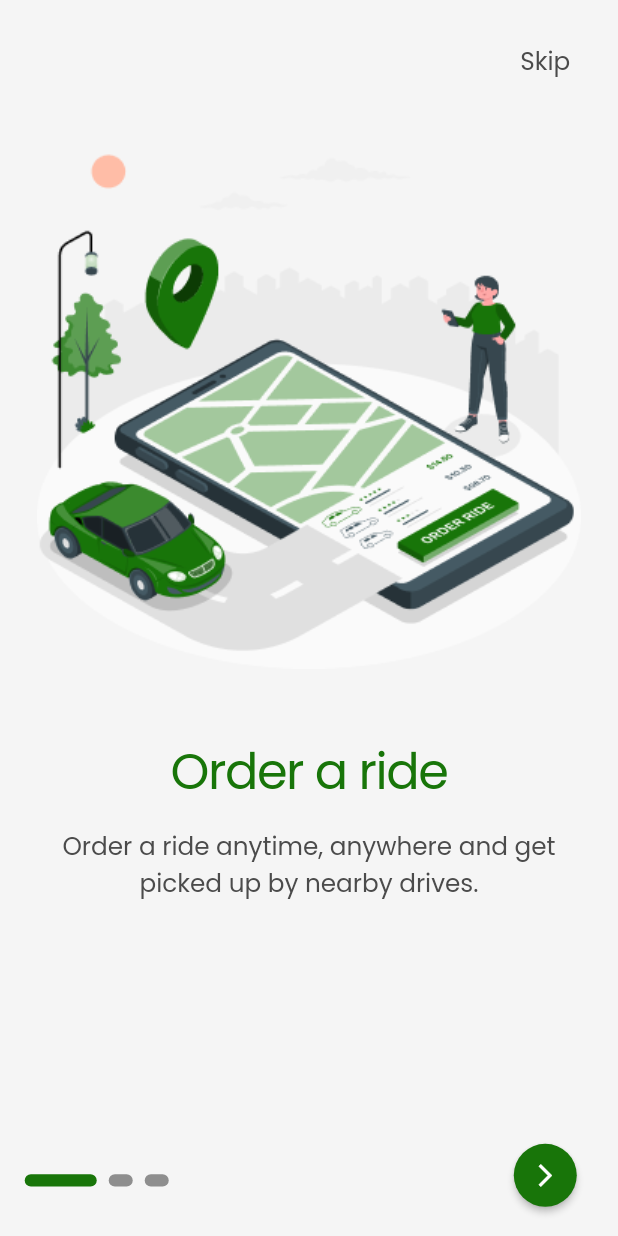
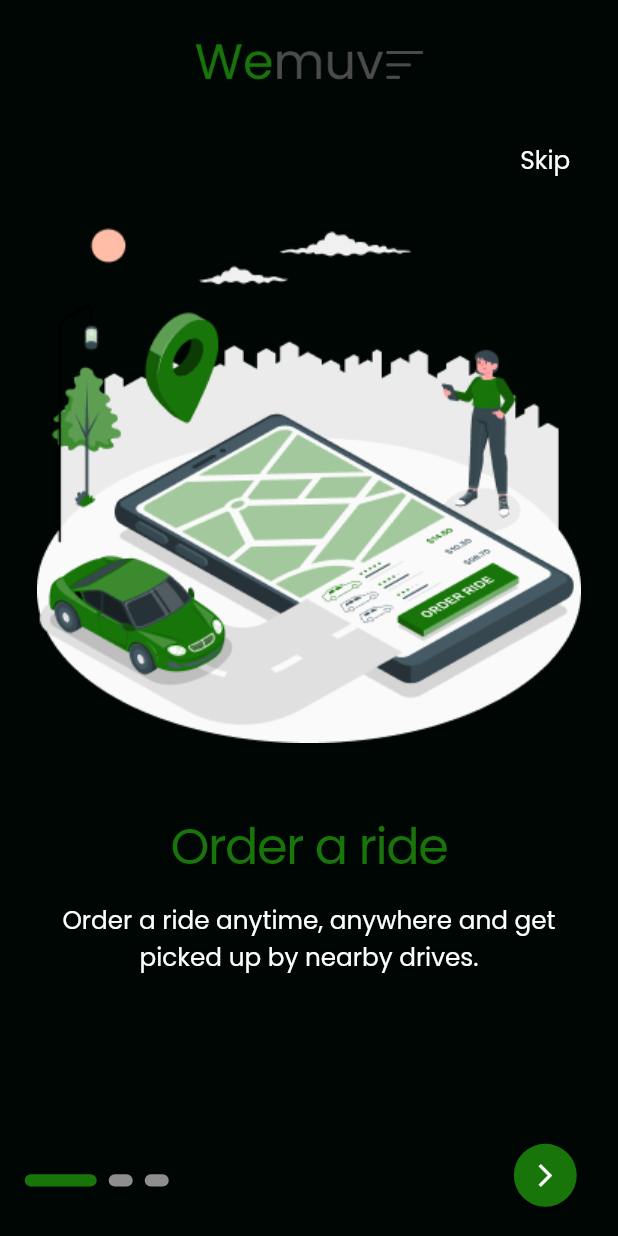
Before and after one commit to obimike/flutter_starter, a Flutter app: the screen it shows after launch, on a phone screen of 412 x 824 dp. Run offline on Flutter 3.47's test engine with Material 3 defaults, Android fonts, the light colour scheme and no system bars; drawn by our look-alikes of smooth_page_indicator; our stand-ins replace equatable, flutter_bloc, go_router, google_fonts, intl_phone_field, loggy and 3 more.

Commit message:
added string constant class and brand sizing

```diff
--- a/lib/core/app/app.dart
+++ b/lib/core/app/app.dart
@@ -13,9 +13,9 @@ class MyApp extends StatelessWidget {
       return MaterialApp.router(
         title: 'Flutter Starter',
         debugShowCheckedModeBanner: false,
-        theme: AppTheme.lightTheme,
+        theme: AppTheme.darkTheme,
         darkTheme: AppTheme.darkTheme,
-        themeMode: ThemeMode.system,
+        // themeMode: ThemeMode.system,
         routerConfig: router,
       );
     });
--- a/lib/core/app/pages/onboarding/onboarding.dart
+++ b/lib/core/app/pages/onboarding/onboarding.dart
@@ -1,9 +1,9 @@
-
 import 'package:flutter/material.dart';
 import 'package:flutter_starter/core/navigation/route.dart';
 import 'package:flutter_starter/core/util/constants/colors.dart';
 import 'package:flutter_starter/core/util/constants/image_string.dart';
 import 'package:flutter_starter/core/util/constants/sizes.dart';
+import 'package:flutter_starter/core/util/constants/strings.dart';
 import 'package:go_router/go_router.dart';
 import 'package:smooth_page_indicator/smooth_page_indicator.dart';
 
@@ -29,7 +29,7 @@ class _OnBoardingPageState extends State<OnBoardingPage> {
   void _onNextClick(BuildContext context) {
     if (currentIndex == 2) {
       context.go(AppRoute.auth.path);
-    }else{
+    } else {
       _pageController.jumpToPage(currentIndex + 1);
     }
   }
@@ -55,23 +55,20 @@ class _OnBoardingPageState extends State<OnBoardingPage> {
               children: const [
                 OnBoarding(
                     image: MyImages.onboardingImages_1,
-                    title: 'Order a ride',
-                    subtitle:
-                        'Order a ride anytime, anywhere and get picked up by nearby drives.'),
+                    title: MyStrings.onboardingTitle_1,
+                    subtitle: MyStrings.onboardingSubTitle_1),
                 OnBoarding(
                     image: MyImages.onboardingImages_2,
-                    title: 'Offer a ride',
-                    subtitle:
-                        'Going somewhere! Share your ride and make extra income while at it.'),
+                    title: MyStrings.onboardingTitle_2,
+                    subtitle: MyStrings.onboardingSubTitle_2),
                 OnBoarding(
                     image: MyImages.onboardingImages_3,
-                    title: 'Safety and friendly',
-                    subtitle:
-                        'Drivers IDs are verified for safety and sharing ride together can be fun.')
+                    title: MyStrings.onboardingTitle_3,
+                    subtitle: MyStrings.onboardingSubTitle_3)
               ],
             ),
             Positioned(
-                top: MySizes.layoutVertical,
+                top: MySizes.ml,
                 right: MySizes.layoutHorizontal,
                 child: TextButton(
                   onPressed: _onSkip,
@@ -97,7 +94,7 @@ class _OnBoardingPageState extends State<OnBoardingPage> {
                 bottom: MySizes.layoutVertical,
                 right: MySizes.layoutHorizontal,
                 child: ElevatedButton(
-                  onPressed: ()=> _onNextClick(context),
+                  onPressed: () => _onNextClick(context),
                   style: currentIndex == 2
                       ? ElevatedButton.styleFrom(elevation: 2)
                       : ElevatedButton.styleFrom(shape: const CircleBorder()),
@@ -129,6 +126,7 @@ class OnBoarding extends StatelessWidget {
           horizontal: MySizes.layoutHorizontal),
       child: Column(
         children: [
+          Image(image: const AssetImage(MyImages.brand), height: MySizes.ms),
           SizedBox(
             height: MySizes.ml,
           ),
--- a/lib/core/app/pages/splash/splash_page.dart
+++ b/lib/core/app/pages/splash/splash_page.dart
@@ -3,6 +3,7 @@ import 'package:flutter_bloc/flutter_bloc.dart';
 import 'package:flutter_starter/core/app/pages/onboarding/onboarding.dart';
 import 'package:flutter_starter/core/app/pages/splash/splash_cubit/cubit.dart';
 import 'package:flutter_starter/core/app/pages/splash/splash_cubit/state.dart';
+import 'package:flutter_starter/core/util/constants/image_string.dart';
 
 class SplashPage extends StatelessWidget {
   const SplashPage({super.key});
@@ -18,7 +19,7 @@ class SplashPage extends StatelessWidget {
             }
             return const Column(
               mainAxisAlignment: MainAxisAlignment.center,
-              children: [Image(image: AssetImage("assets/images/logo.png"))],
+              children: [Image(image: AssetImage(MyImages.brand))],
             );
           },
         ),
--- a/lib/core/util/constants/image_string.dart
+++ b/lib/core/util/constants/image_string.dart
@@ -1,4 +1,8 @@
 class MyImages{
+  // Logo
+
+  static const String brand = "assets/images/logo.png";
+
   // OnBoarding Image
   static const String onboardingImages_1 = "assets/images/slide_1.png";
   static const String onboardingImages_2 = "assets/images/slide_2.png";
--- /dev/null
+++ b/lib/core/util/constants/strings.dart
@@ -0,0 +1,12 @@
+class MyStrings {
+  static const String onboardingTitle_1 = "Order a ride";
+  static const String onboardingTitle_2 = "Offer a ride";
+  static const String onboardingTitle_3 = "Safety and friendly";
+
+  static const String onboardingSubTitle_1 =
+      "Order a ride anytime, anywhere and get picked up by nearby drives.";
+  static const String onboardingSubTitle_2 =
+      "Going somewhere! Share your ride and make extra income while at it.";
+  static const String onboardingSubTitle_3 =
+      "Drivers IDs are verified for safety and sharing ride together can be fun.";
+}
--- a/pubspec.yaml
+++ b/pubspec.yaml
@@ -26,7 +26,6 @@ dependencies:
   google_fonts: ^6.1.0
   cached_network_image: ^3.3.0
   equatable: ^2.0.5
-  flutter_onboarding_slider: ^1.0.11
   shared_preferences: ^2.2.2
   intl_phone_field: ^3.2.0
   pinput: ^3.0.1
```
Also changed, not shown: lib/core/app/pages/onboarding/__onboarding.dart (deleted, +0 -157 lines), lib/core/util/constants/sizes.dart (+3 -6 lines), lib/feature/auth/ui/page/auth_page.dart (+7 -5 lines), pubspec.lock.
